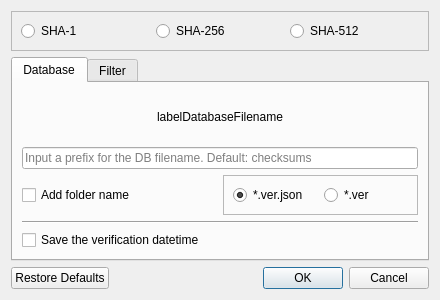
The window that src/settingsdialog.ui (artemvlas/veretino) describes before a commit, drawn with Qt 5.
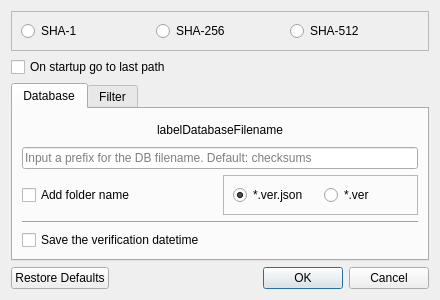
The same window after the commit.

Commit message: last path opening on startup

Patch:
```diff
--- a/src/settingsdialog.ui
+++ b/src/settingsdialog.ui
@@ -47,6 +47,17 @@
      </layout>
     </widget>
    </item>
+   <item>
+    <widget class="QCheckBox" name="cbLastPath">
+     <property name="toolTip">
+      <string>Checked: on startup go to last path
+Unchecked: to Home folder</string>
+     </property>
+     <property name="text">
+      <string>On startup go to last path</string>
+     </property>
+    </widget>
+   </item>
    <item>
     <widget class="QTabWidget" name="tabWidget">
      <property name="currentIndex">
```
The commit also changes 5 other files.
